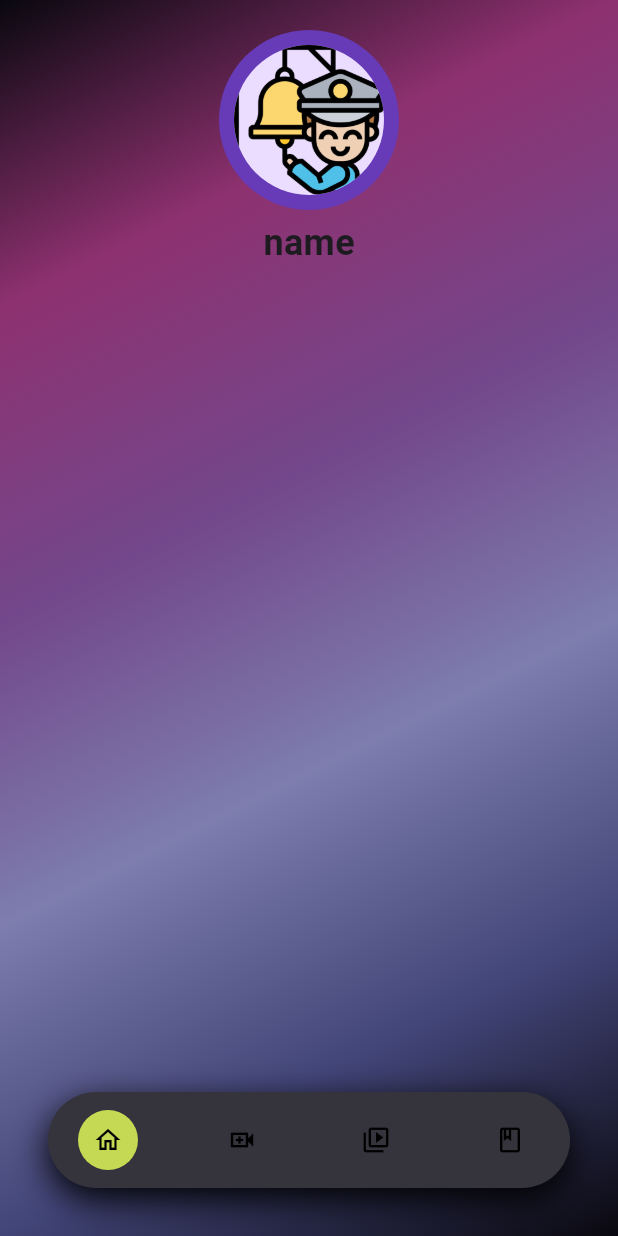
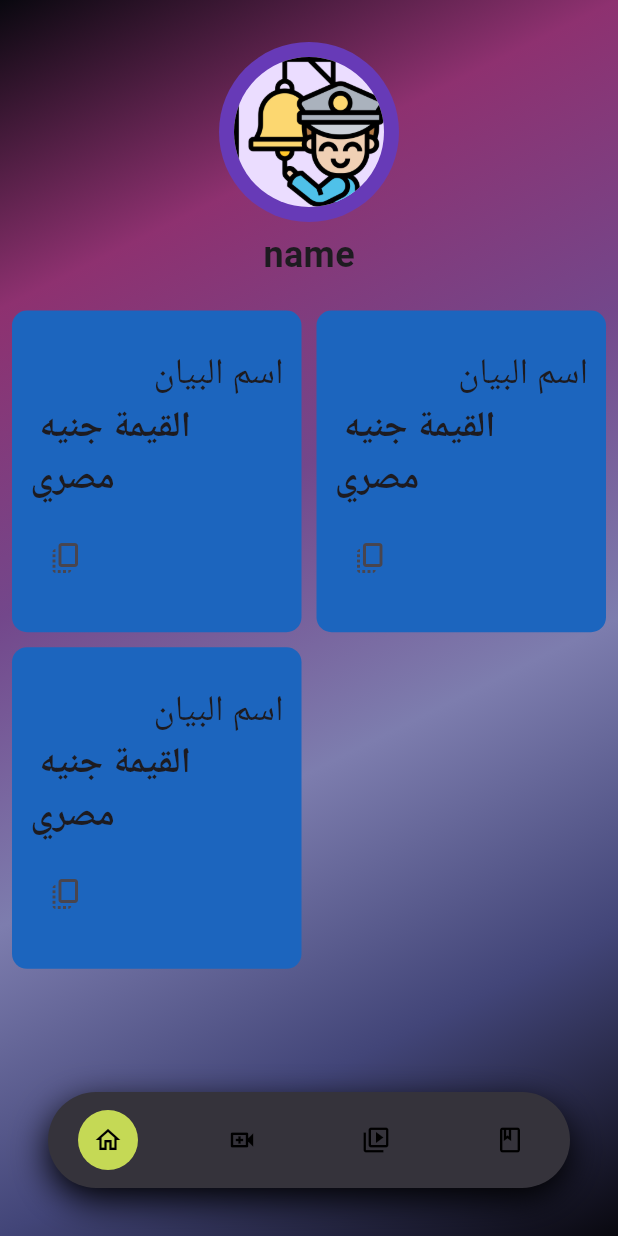
Before and after one commit to Mohamed17Amer/Madunia, a Flutter app: the screen it shows after launch, on a phone screen of 412 x 824 dp. Run offline on Flutter 3.47's test engine with Material 3 defaults, Android fonts, the phone set to English and light mode, and no system bars; our stand-ins replace bloc, flutter_bloc, go_router, toastification.

Commit message:
home screen ui done

```diff
--- a/lib/features/home/presentation/view/pages/home_screen.dart
+++ b/lib/features/home/presentation/view/pages/home_screen.dart
@@ -1,39 +1,33 @@
 import 'package:flutter/material.dart';
+import 'package:madunia/features/home/presentation/view/widgets/home_cards_grid_view.dart';
+import 'package:madunia/features/home/presentation/view/widgets/home_profile_section.dart';
 
 class HomeScreen extends StatelessWidget {
   const HomeScreen({super.key});
 
   @override
   Widget build(BuildContext context) {
-    return   Expanded(
-      flex: 1,
+    return Padding(
+      padding: const EdgeInsets.all(8.0),
+      child: CustomScrollView(
+        slivers: [
+          // Top safe area spacing
+          SliverToBoxAdapter(child: SafeArea(child: SizedBox(height: 20))),
 
-      child: Column(
-
-
-        mainAxisAlignment: MainAxisAlignment.start,
-        crossAxisAlignment: CrossAxisAlignment.center,
-        mainAxisSize: MainAxisSize.max,
-        children: [
-          SafeArea(child: SizedBox(height: 20)),
-          CircleAvatar(
-            radius: 60,
-            backgroundColor: Colors.deepPurple,
-
-            child: CircleAvatar(
-              radius: 50,
-              backgroundImage: AssetImage('assets/images/shorts_place_holder.png'),
+          // Profile section
+          SliverToBoxAdapter(
+            child: Padding(
+              padding: EdgeInsets.symmetric(horizontal: 8),
+              child: HomeProfileSection(),
             ),
           ),
-          SizedBox(height: 5),
-          Text(
-            'name',
-            style: TextStyle(fontSize: 24, fontWeight: FontWeight.bold),
-          ),
-          SizedBox(height: 20),
 
+          SliverToBoxAdapter(child: SizedBox(height: 20)),
+
+          // Grid view section
+          SliverToBoxAdapter(child: HomeCardsGridView()),
         ],
       ),
-    ) ;
+    );
   }
 }
--- a/lib/features/home/presentation/view/widgets/home_card_item.dart
+++ b/lib/features/home/presentation/view/widgets/home_card_item.dart
@@ -7,6 +7,7 @@ class HomeCardItem extends StatelessWidget {
   @override
   Widget build(BuildContext context) {
     return Container(
+      padding: EdgeInsets.all(12),
       height: MediaQuery.of(context).size.height * 0.2,
       width: MediaQuery.of(context).size.width * 0.45,
       decoration: BoxDecoration(
@@ -17,14 +18,26 @@ class HomeCardItem extends StatelessWidget {
         mainAxisAlignment: MainAxisAlignment.center,
         crossAxisAlignment: CrossAxisAlignment.center,
         children: [
-          Text(
-            "اسم البيان",
-            style: TextStyle(fontSize: 24, fontWeight: FontWeight.w300),
+          Align(
+            alignment: Alignment.topRight,
+            child: Text(
+              "اسم البيان",
+              style: TextStyle(fontSize: 24, fontWeight: FontWeight.w300),
+            ),
           ),
 
-          Text(
-            " القيمة"+ " جنيه مصري ",
-            style: TextStyle(fontSize: 24, fontWeight: FontWeight.bold),
+          Align(
+            alignment: Alignment.topLeft,
+            child: Text(
+              " القيمة"
+              " جنيه مصري ",
+              style: TextStyle(fontSize: 24, fontWeight: FontWeight.bold),
+            ),
+          ),
+          SizedBox(height: 10),
+          Align(
+            alignment: Alignment.bottomLeft,
+            child: IconButton(onPressed: () {}, icon: Icon(Icons.copy_all)),
           ),
         ],
       ),
--- a/lib/features/home/presentation/view/widgets/home_cards_grid_view.dart
+++ b/lib/features/home/presentation/view/widgets/home_cards_grid_view.dart
@@ -1,20 +1,23 @@
 import 'package:flutter/material.dart';
+import 'package:madunia/features/home/presentation/view/widgets/home_card_item.dart';
 
 class HomeCardsGridView extends StatelessWidget {
   const HomeCardsGridView({super.key});
 
   @override
   Widget build(BuildContext context) {
-    return GridView.builder(itemBuilder: (context, index) {
-      return null;
-    }, itemCount: 5,
+    return GridView.builder(
+      itemBuilder: (context, index) {
+        return HomeCardItem();
+      },
+      itemCount: 3,
       shrinkWrap: true,
       physics: const NeverScrollableScrollPhysics(),
       gridDelegate: const SliverGridDelegateWithFixedCrossAxisCount(
         crossAxisCount: 2,
         mainAxisSpacing: 10,
         crossAxisSpacing: 10,
-      childAspectRatio: 0.8,
+        childAspectRatio: .9,
       ),
     );
   }
--- /dev/null
+++ b/lib/features/home/presentation/view/widgets/home_profile_section.dart
@@ -0,0 +1,29 @@
+import 'package:flutter/material.dart';
+
+class HomeProfileSection extends StatelessWidget {
+  const HomeProfileSection({super.key});
+
+  @override
+  Widget build(BuildContext context) {
+    return Column(
+      children: [
+        const CircleAvatar(
+          radius: 60,
+          backgroundColor: Colors.deepPurple,
+          child: CircleAvatar(
+            radius: 50,
+            backgroundImage: AssetImage(
+              'assets/images/shorts_place_holder.png',
+            ),
+          ),
+        ),
+
+        const SizedBox(height: 5),
+        const Text(
+          'name',
+          style: TextStyle(fontSize: 24, fontWeight: FontWeight.bold),
+        ),
+      ],
+    );
+  }
+}
```
Lines whose indentation alone changed are shown as unchanged.
